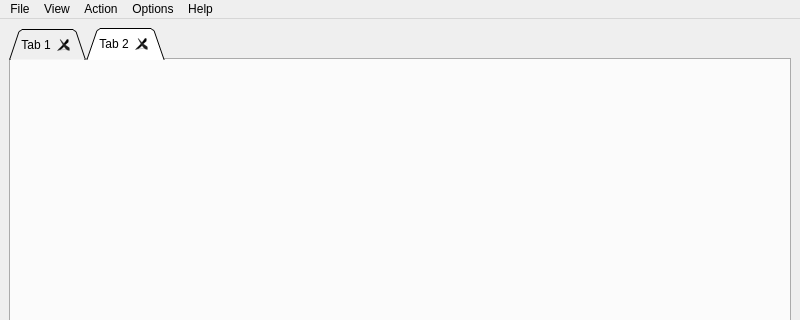
First picture: the form in ui/appwindow.ui, repository cpeditor/cpeditor, before the edit; both pictures show x 0 to 800 and y 0 to 320 of the 800 by 600 pixel window.
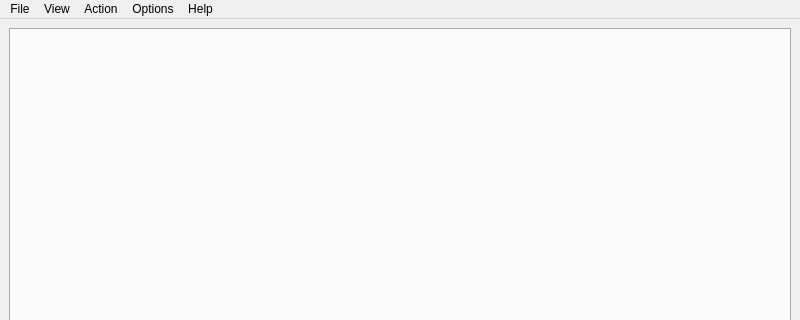
Second picture: the form after the edit.

Commit message: perf(appwindow): remove useless operations, make startup faster

Diff of the .ui file:
```diff
--- a/ui/appwindow.ui
+++ b/ui/appwindow.ui
@@ -38,16 +38,6 @@
       <property name="tabBarAutoHide">
        <bool>false</bool>
       </property>
-      <widget class="QWidget" name="dummyTab">
-       <attribute name="title">
-        <string>Tab 1</string>
-       </attribute>
-      </widget>
-      <widget class="QWidget" name="dummyTab2">
-       <attribute name="title">
-        <string>Tab 2</string>
-       </attribute>
-      </widget>
      </widget>
     </item>
    </layout>
```
Left out of the diff: 3 changed lines with no effect on the pictures. The commit also changes 2 other files.
